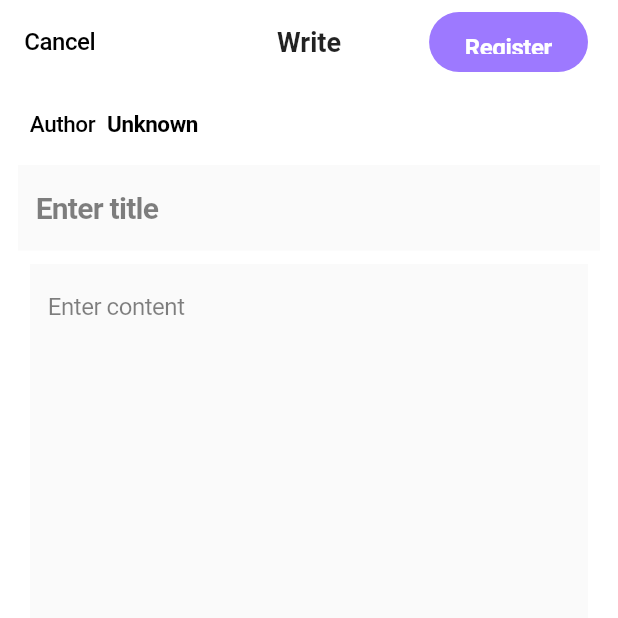
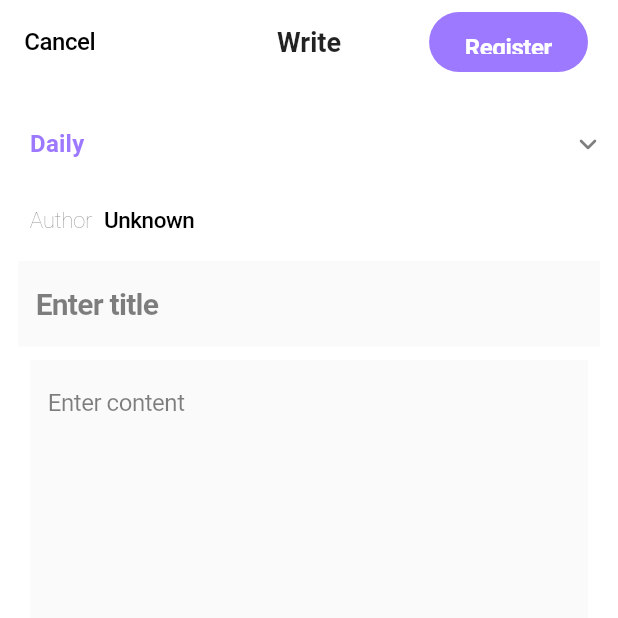
Before and after one commit to sendminder/pacapaca, a Flutter app: the ArticleListPage screen opened by its route, after a tap on the "add" icon, on a phone screen of 412 x 824 dp, the top half of it. Run offline on Flutter 3.47's test engine with Material 3 defaults, Android fonts, the phone set to English and light mode, and no system bars; our stand-ins replace dio, easy_localization, firebase_auth, firebase_core, flutter_dotenv, flutter_riverpod and 12 more; accounts and stored records are empty; generated files the repository leaves out were written again; network calls fail; Roboto replaces fonts that are missing (Pretendard); statements that could not run were skipped.

Commit message:
카테고리 추가

```diff
--- a/lib/models/dto/article_dto.dart
+++ b/lib/models/dto/article_dto.dart
@@ -13,6 +13,7 @@ class ArticleDTO with _$ArticleDTO {
     @JsonKey(name: 'image_url') String? imageUrl,
     @JsonKey(name: 'thumbnail_url') String? thumbnailUrl,
     List<String>? tags,
+    String? category,
     @JsonKey(name: 'create_time') required String createTime,
     @JsonKey(name: 'update_time') required String updateTime,
     @JsonKey(name: 'like_count') required int likeCount,
--- /dev/null
+++ b/lib/models/enums/article_category.dart
@@ -0,0 +1,27 @@
+import 'package:easy_localization/easy_localization.dart';
+
+enum ArticleCategory {
+  all, // 전체
+  work, // 직장
+  love, // 연애
+  family, // 가족
+  mental, // 정신건강
+  study, // 학업/진로
+  daily; // 일상/기타
+
+  String get label {
+    return switch (this) {
+      ArticleCategory.all => 'category.all'.tr(),
+      ArticleCategory.work => 'category.work'.tr(),
+      ArticleCategory.love => 'category.love'.tr(),
+      ArticleCategory.family => 'category.family'.tr(),
+      ArticleCategory.mental => 'category.mental'.tr(),
+      ArticleCategory.study => 'category.study'.tr(),
+      ArticleCategory.daily => 'category.daily'.tr(),
+    };
+  }
+
+  static List<ArticleCategory> valuesWithoutAll = ArticleCategory.values
+      .where((category) => category != ArticleCategory.all)
+      .toList();
+}
--- a/lib/pages/article/article_create_page.dart
+++ b/lib/pages/article/article_create_page.dart
@@ -7,6 +7,7 @@ import 'package:pacapaca/widgets/shared/loading_button.dart';
 import 'package:pacapaca/pages/article/widgets/article_form.dart';
 import 'package:pacapaca/providers/auth_provider.dart';
 import 'package:easy_localization/easy_localization.dart';
+import 'package:pacapaca/models/enums/article_category.dart';
 
 class ArticleCreatePage extends ConsumerStatefulWidget {
   const ArticleCreatePage({super.key});
@@ -19,6 +20,7 @@ class _ArticleCreatePageState extends ConsumerState<ArticleCreatePage> {
   final _titleController = TextEditingController();
   final _contentController = TextEditingController();
   bool _isLoading = false;
+  ArticleCategory _selectedCategory = ArticleCategory.daily;
 
   Future<void> _createArticle() async {
     if (_titleController.text.isEmpty || _contentController.text.isEmpty) {
@@ -102,6 +104,12 @@ class _ArticleCreatePageState extends ConsumerState<ArticleCreatePage> {
           titleController: _titleController,
           contentController: _contentController,
           nickname: currentUser?.nickname ?? 'article.unknown_user'.tr(),
+          selectedCategory: _selectedCategory,
+          onCategoryChanged: (category) {
+            setState(() {
+              _selectedCategory = category;
+            });
+          },
         ),
       ),
     );
--- a/lib/pages/article/article_list_page.dart
+++ b/lib/pages/article/article_list_page.dart
@@ -5,6 +5,8 @@ import 'package:pacapaca/providers/article_provider.dart';
 import 'package:pacapaca/pages/article/widgets/article_card.dart';
 import 'package:easy_localization/easy_localization.dart';
 import 'package:pacapaca/providers/settings_provider.dart';
+import 'package:pacapaca/models/enums/article_category.dart';
+import 'package:pacapaca/models/dto/article_dto.dart';
 
 class ArticleListPage extends ConsumerStatefulWidget {
   const ArticleListPage({super.key});
@@ -19,8 +21,10 @@ class _ArticleListPageState extends ConsumerState<ArticleListPage> {
   @override
   Widget build(BuildContext context) {
     final sortBy = ref.watch(articleSortProvider);
+    final selectedCategory = ref.watch(articleCategoryProvider);
     final provider = articleListProvider(
       sortBy: sortBy,
+      category: selectedCategory,
       limit: 20,
     );
     final articlesAsync = ref.watch(provider);
@@ -49,9 +53,121 @@ class _ArticleListPageState extends ConsumerState<ArticleListPage> {
         onPressed: () => context.push('/articles/new'),
         child: const Icon(Icons.add),
       ),
-      body: RefreshIndicator(
+      body: Column(
+        children: [
+          _buildCategoryFilter(),
+          Expanded(
+            child: _buildArticleList(articlesAsync, handleToggleLike),
+          ),
+        ],
+      ),
+    );
+  }
+
+  Widget _buildCategoryFilter() {
+    final selectedCategory = ref.watch(articleCategoryProvider);
+
+    return SizedBox(
+      height: 48,
+      child: ListView.separated(
+        padding: const EdgeInsets.symmetric(horizontal: 16),
+        scrollDirection: Axis.horizontal,
+        itemCount: ArticleCategory.values.length,
+        separatorBuilder: (context, index) => const SizedBox(width: 8),
+        itemBuilder: (context, index) {
+          final category = ArticleCategory.values[index];
+          return _categoryButton(
+            label: category.label,
+            isSelected: selectedCategory == category,
+            onTap: () => ref
+                .read(articleCategoryProvider.notifier)
+                .setCategory(category),
+          );
+        },
+      ),
+    );
+  }
+
+  Widget _categoryButton({
+    required String label,
+    required bool isSelected,
+    required VoidCallback onTap,
+  }) {
+    return ElevatedButton(
+      onPressed: onTap,
+      style: ElevatedButton.styleFrom(
+        backgroundColor: isSelected
+            ? Theme.of(context).colorScheme.primary
+            : Theme.of(context).colorScheme.surfaceVariant,
+        foregroundColor: isSelected
+            ? Theme.of(context).colorScheme.onPrimary
+            : Theme.of(context).colorScheme.onSurfaceVariant,
+        elevation: 0,
+        shape: RoundedRectangleBorder(
+          borderRadius: BorderRadius.circular(20),
+        ),
+      ),
+      child: Text(label),
+    );
+  }
+
+  Widget _buildSortHeader() {
+    final sortBy = ref.watch(articleSortProvider);
+
+    return Container(
+      padding: const EdgeInsets.symmetric(horizontal: 16, vertical: 8),
+      decoration: BoxDecoration(
+        color: Theme.of(context).colorScheme.surface,
+        border: Border(
+          top: BorderSide(
+            color: Theme.of(context).dividerColor.withAlpha(10),
+          ),
+        ),
+      ),
+      child: Row(
+        mainAxisAlignment: MainAxisAlignment.start,
+        children: [
+          PopupMenuButton<String>(
+            child: Row(
+              children: [
+                if (sortBy == 'latest') Text('article.sort.latest'.tr()),
+                if (sortBy == 'views') Text('article.sort.views'.tr()),
+                const Icon(Icons.arrow_drop_down),
+              ],
+            ),
+            itemBuilder: (context) => [
+              PopupMenuItem(
+                value: 'latest',
+                child: Text('article.sort.latest'.tr()),
+              ),
+              PopupMenuItem(
+                value: 'views',
+                child: Text('article.sort.views'.tr()),
+              ),
+            ],
+            onSelected: (value) {
+              ref.read(articleSortProvider.notifier).setSort(value);
+              ref.invalidate(articleListProvider(
+                sortBy: value,
+                category: ref.read(articleCategoryProvider),
+                limit: 20,
+              ));
+            },
+          ),
+        ],
+      ),
+    );
+  }
+
+  Widget _buildArticleList(AsyncValue<List<ArticleDTO>?> articlesAsync,
+      Future<void> Function(int articleId) handleToggleLike) {
+    return RefreshIndicator(
       onRefresh: () async {
-          ref.invalidate(provider);
+        ref.invalidate(articleListProvider(
+          sortBy: ref.read(articleSortProvider),
+          category: ref.read(articleCategoryProvider),
+          limit: 20,
+        ));
       },
       child: articlesAsync.when(
         data: (articles) {
@@ -66,57 +182,21 @@ class _ArticleListPageState extends ConsumerState<ArticleListPage> {
             itemCount: articles.length + 1, // +1 for the sort header
             itemBuilder: (context, index) {
               if (index == 0) {
-                  return Container(
-                    padding:
-                        const EdgeInsets.symmetric(horizontal: 16, vertical: 8),
-                    decoration: BoxDecoration(
-                      color: Theme.of(context).colorScheme.surface,
-                      border: Border(
-                        top: BorderSide(
-                          color: Theme.of(context).dividerColor.withAlpha(10),
-                        ),
-                      ),
-                    ),
-                    child: Row(
-                      mainAxisAlignment: MainAxisAlignment.start,
-                      children: [
-                        PopupMenuButton<String>(
-                          child: Row(
-                            children: [
-                              if (sortBy == 'latest')
-                                Text('article.sort.latest'.tr()),
-                              if (sortBy == 'views')
-                                Text('article.sort.views'.tr()),
-                              const Icon(Icons.arrow_drop_down),
-                            ],
-                          ),
-                          itemBuilder: (context) => [
-                            PopupMenuItem(
-                              value: 'latest',
-                              child: Text('article.sort.latest'.tr()),
-                            ),
-                            PopupMenuItem(
-                              value: 'views',
-                              child: Text('article.sort.views'.tr()),
-                            ),
-                          ],
-                          onSelected: (value) {
-                            ref
-                                .read(articleSortProvider.notifier)
-                                .setSort(value);
-                            ref.invalidate(provider);
-                          },
-                        ),
-                      ],
-                    ),
-                  );
+                return _buildSortHeader();
               }
 
               final articleIndex = index - 1;
               if (articleIndex == articles.length - 1) {
                 Future.microtask(() {
-                    ref.read(provider.notifier).loadMore(
-                          sortBy: sortBy,
+                  ref
+                      .read(articleListProvider(
+                        sortBy: ref.read(articleSortProvider),
+                        category: ref.read(articleCategoryProvider),
+                        limit: 20,
+                      ).notifier)
+                      .loadMore(
+                        sortBy: ref.read(articleSortProvider),
+                        category: ref.read(articleCategoryProvider),
                         limit: 20,
                         lastArticle: articles.last,
                       );
@@ -137,7 +217,6 @@ class _ArticleListPageState extends ConsumerState<ArticleListPage> {
           child: CircularProgressIndicator(),
         ),
       ),
-      ),
     );
   }
 }
--- a/lib/pages/article/widgets/article_form.dart
+++ b/lib/pages/article/widgets/article_form.dart
@@ -1,16 +1,21 @@
 import 'package:flutter/material.dart';
 import 'package:easy_localization/easy_localization.dart';
+import 'package:pacapaca/models/enums/article_category.dart';
 
 class ArticleForm extends StatelessWidget {
   final TextEditingController titleController;
   final TextEditingController contentController;
   final String nickname;
+  final ArticleCategory selectedCategory;
+  final Function(ArticleCategory) onCategoryChanged;
 
   const ArticleForm({
     super.key,
     required this.titleController,
     required this.contentController,
     required this.nickname,
+    required this.selectedCategory,
+    required this.onCategoryChanged,
   });
 
   @override
@@ -18,6 +23,7 @@ class ArticleForm extends StatelessWidget {
     return Column(
       crossAxisAlignment: CrossAxisAlignment.start,
       children: [
+        _buildCategorySelector(context),
         _buildAuthorInfo(context),
         Container(
           decoration: BoxDecoration(
@@ -44,6 +50,46 @@ class ArticleForm extends StatelessWidget {
     );
   }
 
+  Widget _buildCategorySelector(BuildContext context) {
+    return Container(
+      padding: const EdgeInsets.only(left: 4, right: 4, top: 16, bottom: 0),
+      child: DropdownButtonHideUnderline(
+        child: ButtonTheme(
+          alignedDropdown: true,
+          child: DropdownButton<ArticleCategory>(
+            isExpanded: true,
+            value: selectedCategory,
+            icon: Icon(
+              Icons.keyboard_arrow_down_rounded,
+              color: Theme.of(context).colorScheme.onSurface.withAlpha(128),
+            ),
+            items: ArticleCategory.valuesWithoutAll.map((category) {
+              final isSelected = selectedCategory == category;
+              return DropdownMenuItem(
+                value: category,
+                child: Text(
+                  category.label,
+                  style: TextStyle(
+                    fontSize: 16,
+                    color: isSelected
+                        ? Theme.of(context).colorScheme.primary
+                        : Theme.of(context).colorScheme.onSurface,
+                    fontWeight: isSelected ? FontWeight.w700 : FontWeight.w500,
+                  ),
+                ),
+              );
+            }).toList(),
+            onChanged: (value) {
+              if (value != null) {
+                onCategoryChanged(value);
+              }
+            },
+          ),
+        ),
+      ),
+    );
+  }
+
   Widget _buildAuthorInfo(BuildContext context) {
     return Container(
       padding: const EdgeInsets.fromLTRB(20, 16, 20, 8),
@@ -53,17 +99,18 @@ class ArticleForm extends StatelessWidget {
             'article.nickname'.tr(),
             style: TextStyle(
               fontSize: 15,
-              color: Theme.of(context).colorScheme.onSurface,
-              fontWeight: FontWeight.w500,
+              color: Theme.of(context).colorScheme.onSurface.withAlpha(128),
+              fontWeight: FontWeight.w100,
               letterSpacing: -0.3,
             ),
           ),
           const SizedBox(width: 8),
           Text(
             nickname,
-            style: const TextStyle(
+            style: TextStyle(
               fontSize: 15,
-              fontWeight: FontWeight.bold,
+              color: Theme.of(context).colorScheme.onSurface,
+              fontWeight: FontWeight.w500,
               letterSpacing: -0.3,
             ),
           ),
@@ -85,7 +132,7 @@ class ArticleForm extends StatelessWidget {
         decoration: InputDecoration(
           hintText: 'article.title_hint'.tr(),
           hintStyle: TextStyle(
-            color: Theme.of(context).colorScheme.onSurface.withOpacity(0.5),
+            color: Theme.of(context).colorScheme.onSurface.withAlpha(128),
             fontSize: 20,
             fontWeight: FontWeight.bold,
             letterSpacing: -0.5,
@@ -117,7 +164,7 @@ class ArticleForm extends StatelessWidget {
         decoration: InputDecoration(
           hintText: 'article.content_hint'.tr(),
           hintStyle: TextStyle(
-            color: Theme.of(context).colorScheme.onSurface.withOpacity(0.5),
+            color: Theme.of(context).colorScheme.onSurface.withAlpha(128),
             fontSize: 16,
             height: 1.6,
             letterSpacing: -0.3,
--- a/lib/providers/article_provider.dart
+++ b/lib/providers/article_provider.dart
@@ -3,6 +3,7 @@ import '../services/article_service.dart';
 import '../models/dto/article_dto.dart';
 import 'package:get_it/get_it.dart';
 import 'package:pacapaca/providers/settings_provider.dart';
+import 'package:pacapaca/models/enums/article_category.dart';
 
 part 'article_provider.g.dart';
 
@@ -23,7 +24,7 @@ class ArticleList extends _$ArticleList {
     required int limit,
     int? pagingViewCount,
     int? pagingArticleId,
-    String? category,
+    ArticleCategory? category,
   }) async {
     _lastPagingViewCount = null; // 초기화
     _lastPagingArticleId = null; // 초기화
@@ -41,7 +42,7 @@ class ArticleList extends _$ArticleList {
     required String sortBy,
     required int limit,
     required ArticleDTO lastArticle,
-    String? category,
+    ArticleCategory? category,
   }) async {
     final pagingViewCount = lastArticle.viewCount;
     final pagingArticleId = lastArticle.id;
--- a/lib/providers/settings_provider.dart
+++ b/lib/providers/settings_provider.dart
@@ -2,6 +2,7 @@ import 'package:flutter/material.dart';
 import 'package:flutter_riverpod/flutter_riverpod.dart';
 import 'package:get_it/get_it.dart';
 import 'package:pacapaca/services/storage_service.dart';
+import 'package:pacapaca/models/enums/article_category.dart';
 
 final themeProvider = StateNotifierProvider<ThemeNotifier, ThemeMode>((ref) {
   return ThemeNotifier();
@@ -19,6 +20,11 @@ final commentSortProvider =
 final articleSortProvider =
     StateNotifierProvider<ArticleSortNotifier, String>((ref) {
   return ArticleSortNotifier();
+});
+
+final articleCategoryProvider =
+    StateNotifierProvider<ArticleCategoryNotifier, ArticleCategory>((ref) {
+  return ArticleCategoryNotifier();
 });
 
 class ThemeNotifier extends StateNotifier<ThemeMode> {
@@ -100,3 +106,10 @@ class ArticleSortNotifier extends StateNotifier<String> {
     }
   }
 }
+
+class ArticleCategoryNotifier extends StateNotifier<ArticleCategory> {
+  ArticleCategoryNotifier() : super(ArticleCategory.all) {}
+  void setCategory(ArticleCategory category) {
+    state = category;
+  }
+}
--- a/lib/services/article_service.dart
+++ b/lib/services/article_service.dart
@@ -5,6 +5,7 @@ import 'package:pacapaca/models/dto/article_dto.dart';
 import 'package:pacapaca/models/dto/common_dto.dart';
 import 'dart:convert';
 import 'package:pacapaca/services/dio_service.dart';
+import 'package:pacapaca/models/enums/article_category.dart';
 
 class ArticleService {
   final Dio _dio = DioService.instance;
@@ -16,15 +17,20 @@ class ArticleService {
     required int limit,
     int? pagingViewCount,
     int? pagingArticleId,
-    String? category,
+    ArticleCategory? category,
   }) async {
     try {
+      String categoryString = "";
+      if (category != null && category != ArticleCategory.all) {
+        categoryString = category.toString();
+      }
+
       final request = ListArticlesRequest(
         sortBy: sortBy,
         limit: limit,
         pagingViewCount: pagingViewCount,
         pagingArticleId: pagingArticleId,
-        category: category,
+        category: categoryString,
       );
 
       final response = await _dio.get(
--- a/pubspec.yaml
+++ b/pubspec.yaml
@@ -39,6 +39,7 @@ dependencies:
   freezed: ^2.5.8
   json_serializable: ^6.9.3
   timeago: ^3.7.0
+  share_plus: ^10.1.4
 
 dev_dependencies:
   flutter_test:
```
Also changed, not shown: assets/translations/en.json (+9 -0 lines), assets/translations/ko.json (+9 -0 lines), lib/services/storage_service.dart (+17 -0 lines), lib/models/dto/article_dto.freezed.dart, lib/models/dto/article_dto.g.dart, lib/providers/article_provider.g.dart, pubspec.lock, 1 other file. Lines whose indentation alone changed are shown as unchanged.
